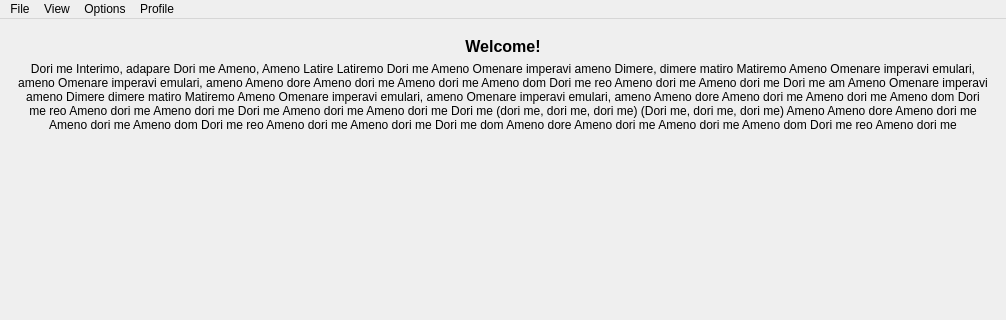
The window that Desktop/MainApplication/Ui/GuitarCog.ui (SharafeevRavil/GuitarClassification) describes before a commit, drawn with Qt 5; both pictures show x 0 to 1006 and y 0 to 320 of the 1006 by 705 pixel window.
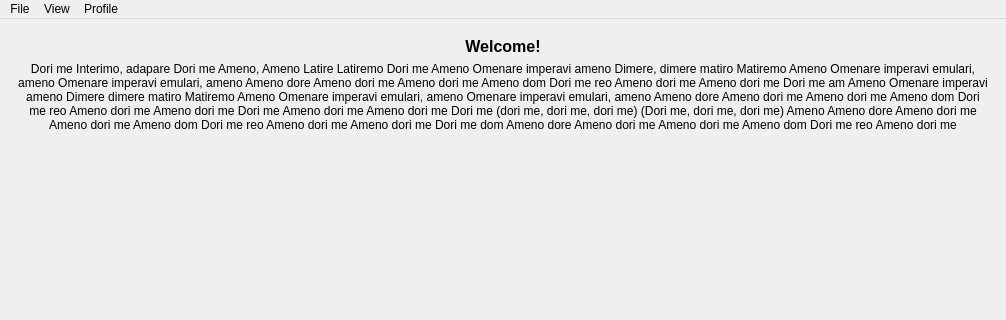
The same window after the commit.

What changed in the file:
```diff
--- a/Desktop/MainApplication/Ui/GuitarCog.ui
+++ b/Desktop/MainApplication/Ui/GuitarCog.ui
@@ -108,11 +108,6 @@
     <addaction name="action_view_owned"/>
     <addaction name="action_view_global"/>
    </widget>
-   <widget class="QMenu" name="menu_options">
-    <property name="title">
-     <string>Options</string>
-    </property>
-   </widget>
    <widget class="QMenu" name="menu_profile">
     <property name="title">
      <string>Profile</string>
@@ -124,7 +119,6 @@
    </widget>
    <addaction name="menu_file"/>
    <addaction name="menu_view"/>
-   <addaction name="menu_options"/>
    <addaction name="menu_profile"/>
   </widget>
   <widget class="QStatusBar" name="statusbar"/>
```
Left out of the diff: 7 changed lines with no effect on the pictures.
